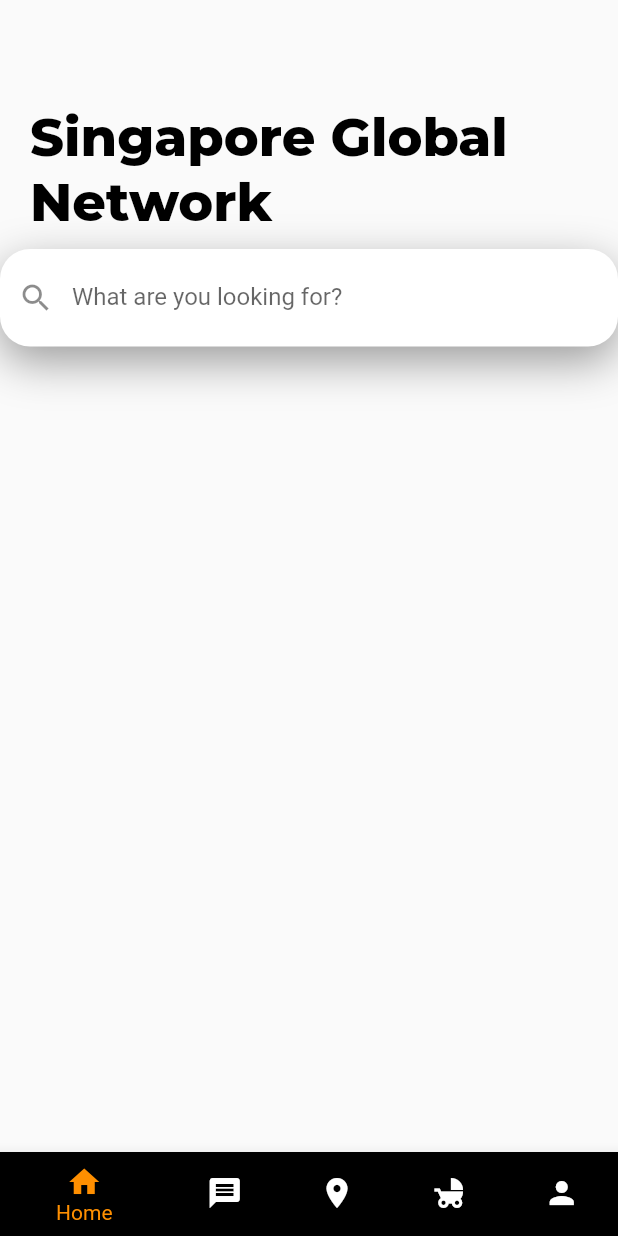
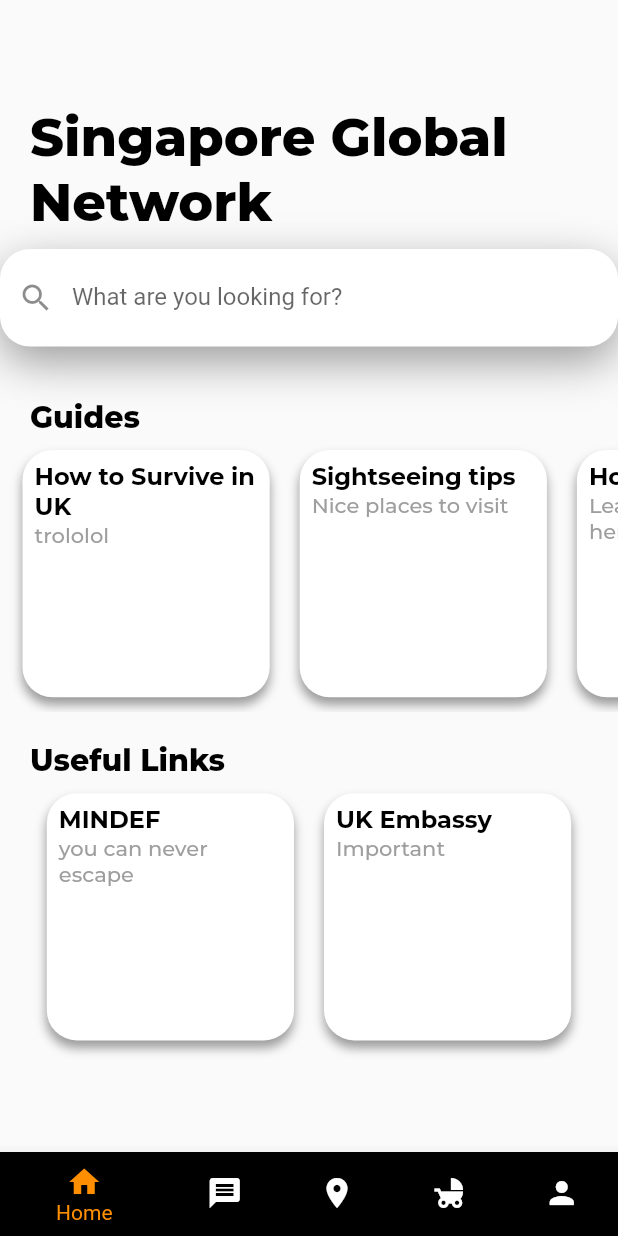
Before and after one commit to praj-bellakka/CodeFiesta, a Flutter app: the screen it shows once a user with an empty profile is signed in, on a phone screen of 412 x 824 dp. Run offline on Flutter 3.47's test engine with Material 2 defaults, Android fonts, the phone set to English and light mode, and no system bars; our stand-ins replace firebase_auth, firebase_core, google_fonts; accounts and stored records are empty.

Commit message:
Home Page + Reusable widgets

```diff
--- a/lib/pages/forum_page.dart
+++ b/lib/pages/forum_page.dart
@@ -2,6 +2,7 @@
 import 'package:codefiesta_app/pages/navBar.dart';
 import 'package:codefiesta_app/pages/places_page.dart';
 import 'package:codefiesta_app/pages/profile_page.dart';
+import 'package:codefiesta_app/services/reusable_widgets.dart';
 import 'package:flutter/cupertino.dart';
 import 'package:flutter/material.dart';
 
@@ -19,11 +20,12 @@
   @override
   Widget build(BuildContext context) {
     return Scaffold(
-      body: Center(
-        child: Container(
-          child: Text("Hi", style: TextStyle(color:Colors.black))
-        )
-      ),
-    );
+      body: Column(
+        children: [
+          SizedBox(height: 50),
+          ReusableTitleWidget(title: "Forum", fontsize: 40, color: Colors.black),
+
+        ],
+    ));
   }
 }
--- a/lib/pages/friends_page.dart
+++ b/lib/pages/friends_page.dart
@@ -1,7 +1,5 @@
-import 'package:codefiesta_app/pages/forum_page.dart';
-import 'package:codefiesta_app/pages/navBar.dart';
-import 'package:codefiesta_app/pages/places_page.dart';
-import 'package:codefiesta_app/pages/profile_page.dart';
+
+import 'package:codefiesta_app/services/reusable_widgets.dart';
 import 'package:flutter/cupertino.dart';
 import 'package:flutter/material.dart';
 
@@ -16,8 +14,11 @@
   @override
   Widget build(BuildContext context) {
     return Scaffold(
-      body: Center(
-      ),
-    );
+      body: Column(
+        children: [
+          SizedBox(height: 50),
+          ReusableTitleWidget(title: "Events", fontsize: 40, color: Colors.black),
+        ],
+    ));
   }
-  }
+}
--- a/lib/pages/home_page.dart
+++ b/lib/pages/home_page.dart
@@ -2,22 +2,26 @@
 import 'package:flutter/cupertino.dart';
 import 'package:flutter/material.dart';
 import 'package:google_fonts/google_fonts.dart';
+import 'package:url_launcher/url_launcher.dart';
 
 class Home extends StatefulWidget {
-
   @override
   _Home createState() => _Home();
 }
 
 class _Home extends State<Home> {
+  var country = 'UK';
   @override
   Widget build(BuildContext context) {
     return Scaffold(
       body: Column(
         children: [
           SizedBox(height: 50),
-          ReusableTitleWidget(title: "Singapore Global \nNetwork", fontsize: 35, color: Colors.black),
-          SizedBox(height:10),
+          ReusableTitleWidget(
+              title: "Singapore Global \nNetwork",
+              fontsize: 35,
+              color: Colors.black),
+          SizedBox(height: 10),
           Container(
             width: double.infinity,
             decoration: BoxDecoration(
@@ -32,24 +36,88 @@
               ],
             ),
             child: TextField(
-              onTap: ()  {},
+                onTap: () {},
                 readOnly: true,
                 decoration: InputDecoration(
                   labelText: "What are you looking for?",
-                contentPadding:
-                  EdgeInsets.fromLTRB(20.0, 15.0, 20.0, 15.0),
+                  contentPadding: EdgeInsets.fromLTRB(20.0, 15.0, 20.0, 15.0),
                   prefixIcon: Icon(Icons.search),
                   border: InputBorder.none,
                   focusedBorder: InputBorder.none,
                   enabledBorder: InputBorder.none,
                   errorBorder: InputBorder.none,
                   disabledBorder: InputBorder.none,
-              )
+                )),
+          ),
+          SizedBox(height: 15),
+          ReusableTitleWidget(
+              title: "Guides", fontsize: 20, color: Colors.black),
+          SingleChildScrollView(
+            physics: BouncingScrollPhysics(),
+            scrollDirection: Axis.horizontal,
+            child: Container(
+              margin: EdgeInsets.symmetric(vertical: 10, horizontal: 5),
+              child: Row(children: [
+                ReusableBoxWidget(
+                  header: "How to Survive in UK",
+                  subtitle: "trololol",
+                  fontsize: 16,
+                ),
+                ReusableBoxWidget(
+                  header: "Sightseeing tips",
+                  subtitle: "Nice places to visit",
+                  fontsize: 16,
+                ),
+                ReusableBoxWidget(
+                  header: "How to adjust",
+                  subtitle: "Learn how to live here!",
+                  fontsize: 16,
+                ),
+              ]),
             ),
           ),
-
+          ReusableTitleWidget(
+              title: "Useful Links", fontsize: 20, color: Colors.black),
+          SingleChildScrollView(
+            physics: BouncingScrollPhysics(),
+            scrollDirection: Axis.horizontal,
+            child: Container(
+              margin: EdgeInsets.symmetric(vertical: 10, horizontal: 5),
+              child: Row(children: [
+                InkWell(
+                  onTap: () {
+                    _launchURL('https://www.mindef.gov.sg/web/portal/mindef/home');
+                    print("pressed");
+                  },
+                  child: ReusableBoxWidget(
+                    header: "MINDEF",
+                    subtitle: "you can never escape",
+                    fontsize: 16,
+                  ),
+                ),
+                InkWell(
+                  onTap: () {
+                    print("pressed");
+                  },
+                  child: ReusableBoxWidget(
+                    header: "$country Embassy",
+                    subtitle: "Important",
+                    fontsize: 16,
+                  ),
+                ),
+              ]),
+            ),
+          ),
         ],
       ),
     );
   }
 }
+
+_launchURL(String url) async {
+  if (await canLaunch(url)) {
+    await launch(url);
+  } else {
+    throw 'Could not launch $url';
+  }
+}
--- a/lib/pages/profile_page.dart
+++ b/lib/pages/profile_page.dart
@@ -1,6 +1,7 @@
 import 'package:codefiesta_app/pages/friends_page.dart';
 import 'package:codefiesta_app/pages/navBar.dart';
 import 'package:codefiesta_app/pages/places_page.dart';
+import 'package:codefiesta_app/services/reusable_widgets.dart';
 import 'package:flutter/cupertino.dart';
 import 'package:flutter/material.dart';
 import 'forum_page.dart';
@@ -15,9 +16,11 @@
   @override
   Widget build(BuildContext context) {
     return Scaffold(
-      body: Center(
-      ),
-    );
-
+      body: Column(
+        children: [
+          SizedBox(height: 50),
+          ReusableTitleWidget(title: "Profile", fontsize: 40, color: Colors.black),
+        ],
+    ));
   }
 }
--- a/lib/services/reusable_widgets.dart
+++ b/lib/services/reusable_widgets.dart
@@ -19,3 +19,54 @@
     );
   }
 }
+
+//creates small box with a header
+class ReusableBoxWidget extends StatelessWidget {
+  final header;
+  final subtitle;
+  final double fontsize;
+  const ReusableBoxWidget({this.header, this.subtitle, this.fontsize});
+
+  @override
+  Widget build(BuildContext context) {
+    return Container(
+        height: MediaQuery.of(context).size.height * 0.2,
+        width: MediaQuery.of(context).size.width * 0.4,
+        margin: EdgeInsets.symmetric(horizontal: 10),
+        decoration: BoxDecoration(
+          borderRadius: BorderRadius.all(Radius.circular(20)),
+          color: Colors.white,
+          boxShadow: [
+            BoxShadow(
+              color: Colors.black38,
+              blurRadius: 5,
+              offset: const Offset(0, 5),
+            ),
+          ],
+        ),
+        padding: EdgeInsets.all(8),
+        child: Column(
+          children: [
+            Align(
+              alignment: Alignment.centerLeft,
+              child: Text(header, style: GoogleFonts.montserrat(
+                fontSize: fontsize,
+                fontWeight: FontWeight.w700,
+                color: Colors.black
+                ),
+              ),
+            ),
+            Align(
+              alignment: Alignment.centerLeft,
+              child: Text(subtitle, style: GoogleFonts.montserrat(
+                fontSize: fontsize - 2,
+                fontWeight: FontWeight.w500,
+                color: Colors.grey[500]
+              ),
+            ),
+
+            )
+          ],
+        ));
+  }
+}
--- a/pubspec.yaml
+++ b/pubspec.yaml
@@ -33,6 +33,7 @@
   google_fonts: ^2.1.0
   json_annotation: ^3.1.1
   http: ^0.13.3
+  url_launcher: ^6.0.7
 
 
   # The following adds the Cupertino Icons font to your application.
```
Also changed, not shown: lib/pages/navBar.dart (+3 -4 lines), pubspec.lock. Lines whose indentation alone changed are shown as unchanged.
